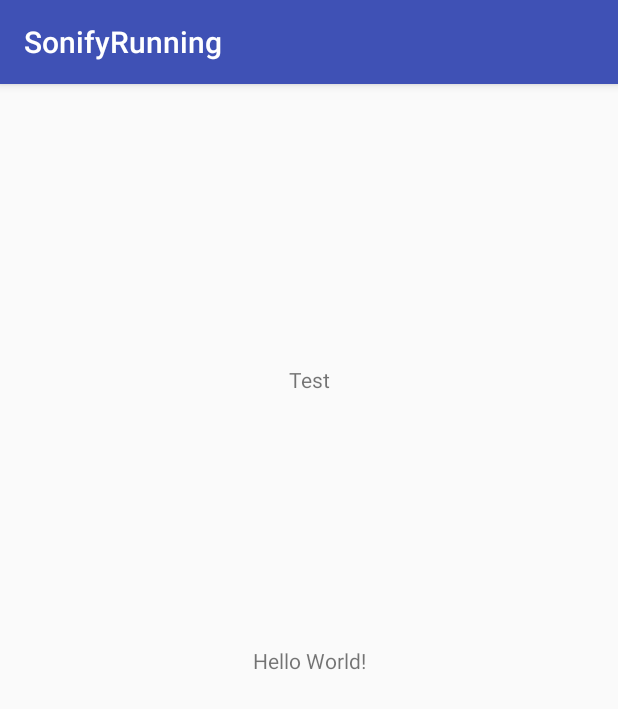
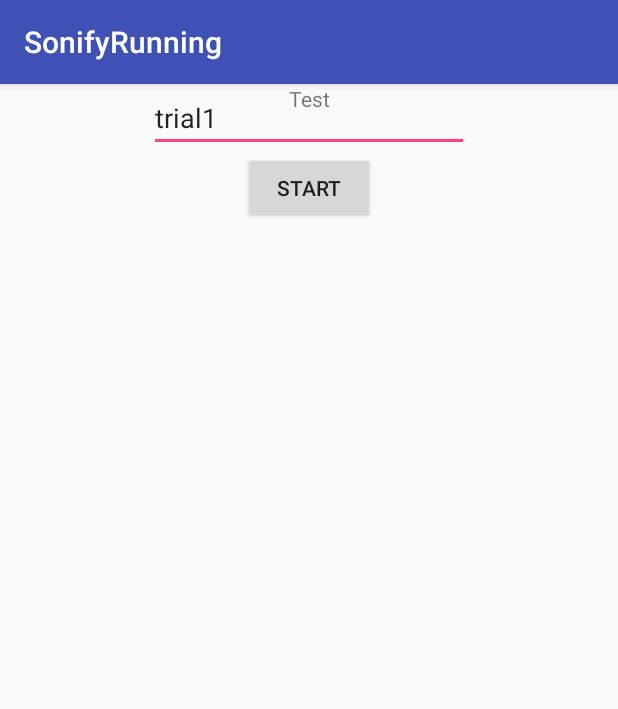
Before and after one commit to mihir0/computer-audio, an Android app: the screen it shows after launch (MainActivity), on a phone screen of 412 x 824 dp. Shown: the top 709 px of the screen. Run offline under Robolectric (Android 15) with nearby library versions, the phone set to English and light mode, and no system bars.

Commit message:
Naming .csv file

```diff
--- a/mobile/src/main/java/gt/sonifyrunning/MainActivity.java
+++ b/mobile/src/main/java/gt/sonifyrunning/MainActivity.java
@@ -16,6 +16,9 @@ import android.support.v4.app.ActivityCompat;
 import android.support.v7.app.AppCompatActivity;
 import android.os.Bundle;
 import android.util.Log;
+import android.view.View;
+import android.widget.Button;
+import android.widget.EditText;
 import android.widget.TextView;
 
 import java.io.File;
@@ -27,6 +30,8 @@ public class MainActivity extends AppCompatActivity implements SensorEventListen
     private SensorManager senSensorManager;
     private Sensor senAccelerometer;
     private TextView textView;
+    private EditText editText;
+    private Button startButton;
     private Date startTime;
 
     private String baseDir, fileName, filePath;
@@ -37,6 +42,7 @@ public class MainActivity extends AppCompatActivity implements SensorEventListen
             Manifest.permission.WRITE_EXTERNAL_STORAGE
     };
 
+    private boolean active = false;
     @Override
     protected void onCreate(Bundle savedInstanceState) {
         super.onCreate(savedInstanceState);
@@ -45,26 +51,37 @@ public class MainActivity extends AppCompatActivity implements SensorEventListen
         senSensorManager = (SensorManager) getSystemService(Context.SENSOR_SERVICE);
         senAccelerometer = senSensorManager.getDefaultSensor(Sensor.TYPE_ACCELEROMETER);
         senSensorManager.registerListener(this, senAccelerometer, SensorManager.SENSOR_DELAY_NORMAL);
+        MainActivity.verifyStoragePermissions(this); //verify/get permission to write file
+
 
         textView = (TextView) findViewById(R.id.textView);
-
-        MainActivity.verifyStoragePermissions(this); //verify/get permission to write file
-
+        editText = (EditText) findViewById(R.id.editText);
+        startButton = findViewById(R.id.startButton);
+        startButton.setOnClickListener(new View.OnClickListener() {
+            public void onClick(View v) {
+                if (!active) {
+                    active = true;
+                    editText.setEnabled(false);
+                    startButton.setEnabled(false);
+                    //set file name
                     //if file exists already, delete
                     baseDir = android.os.Environment.getExternalStorageDirectory().getAbsolutePath();
-        fileName = "AccelerometerData.csv";
+                    fileName = editText.getText() + ".csv";
                     filePath = baseDir + File.separator + fileName;
                     File f = new File(filePath);
                     if (f.exists()) {
                         f.delete();
                     }
-
-        startTime = Calendar.getInstance().getTime();
+                    startTime = Calendar.getInstance().getTime(); //start timer
+                }
+            }
+        });
     }
 
     public void onSensorChanged(SensorEvent sensorEvent) {
+        if (active) {
             Sensor mySensor = sensorEvent.sensor;
-        Log.d("sensor", "Sensor changed");
+            //Log.d("sensor", "Sensor changed");
             if (mySensor.getType() == Sensor.TYPE_ACCELEROMETER) {
                 float x = sensorEvent.values[0];
                 float y = sensorEvent.values[1];
@@ -76,6 +93,7 @@ public class MainActivity extends AppCompatActivity implements SensorEventListen
                 line = String.format("%.00f, %.04f, %.04f, %.04f\n", time, x, y, z);
                 textView.setText(line);
                 writeToFile(line);
+            }
         }
     }
 
--- a/mobile/src/main/res/layout/activity_main.xml
+++ b/mobile/src/main/res/layout/activity_main.xml
@@ -7,23 +7,35 @@
     tools:context=".MainActivity">
 
     <TextView
-        android:id="@+id/defaultTextView"
-        android:layout_width="wrap_content"
-        android:layout_height="wrap_content"
-        android:text="Hello World!"
-        app:layout_constraintBottom_toBottomOf="parent"
-        app:layout_constraintLeft_toLeftOf="parent"
-        app:layout_constraintRight_toRightOf="parent"
-        app:layout_constraintTop_toTopOf="parent" />
-
-    <TextView
         android:id="@+id/textView"
         android:layout_width="wrap_content"
         android:layout_height="wrap_content"
+        android:layout_marginTop="44dp"
         android:text="Test"
-        app:layout_constraintBottom_toBottomOf="@id/defaultTextView"
         app:layout_constraintLeft_toLeftOf="parent"
         app:layout_constraintRight_toRightOf="parent"
-        app:layout_constraintTop_toTopOf="parent" />
+        app:layout_constraintBottom_toTopOf="@id/editText" />
+
+    <EditText
+        android:id="@+id/editText"
+        android:layout_width="wrap_content"
+        android:layout_height="wrap_content"
+        android:ems="10"
+        android:hint="File name"
+        android:inputType="text"
+        android:text="trial1"
+        app:layout_constraintLeft_toLeftOf="parent"
+        app:layout_constraintRight_toRightOf="parent"
+        app:layout_constraintBottom_toTopOf="@id/startButton"
+        app:layout_constraintTop_toBottomOf="@id/textView"/>
+
+    <Button
+        android:id="@+id/startButton"
+        android:layout_width="wrap_content"
+        android:layout_height="wrap_content"
+        android:text="Start"
+        app:layout_constraintTop_toBottomOf="@id/editText"
+        app:layout_constraintLeft_toLeftOf="parent"
+        app:layout_constraintRight_toRightOf="parent"/>
 
 </android.support.constraint.ConstraintLayout>
```
Lines whose indentation alone changed are shown as unchanged.
